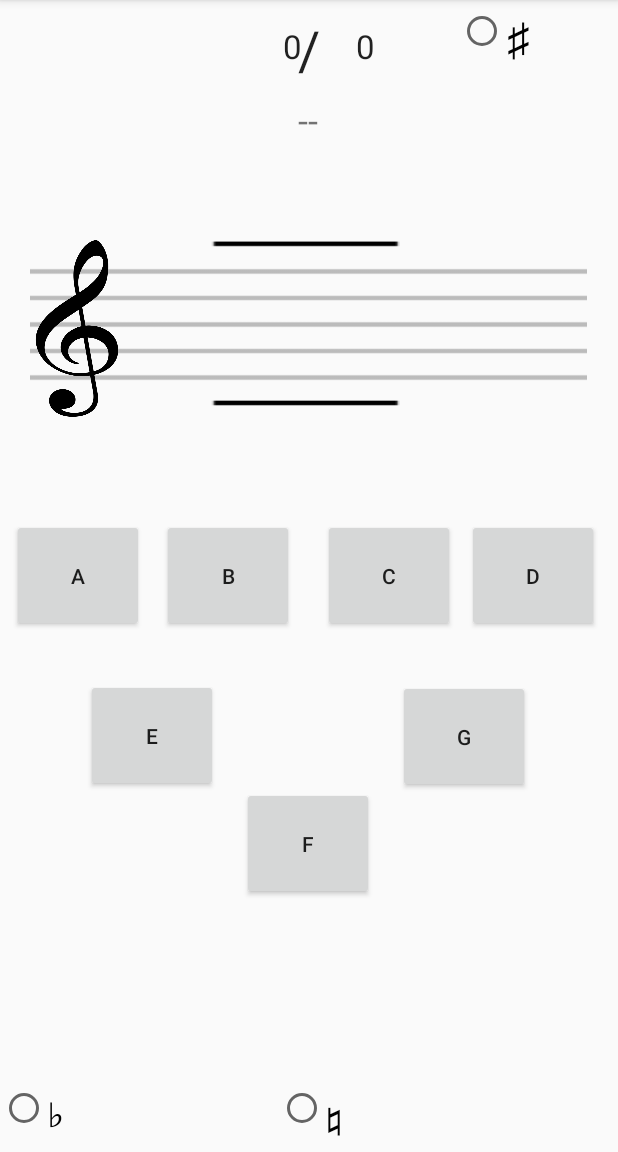
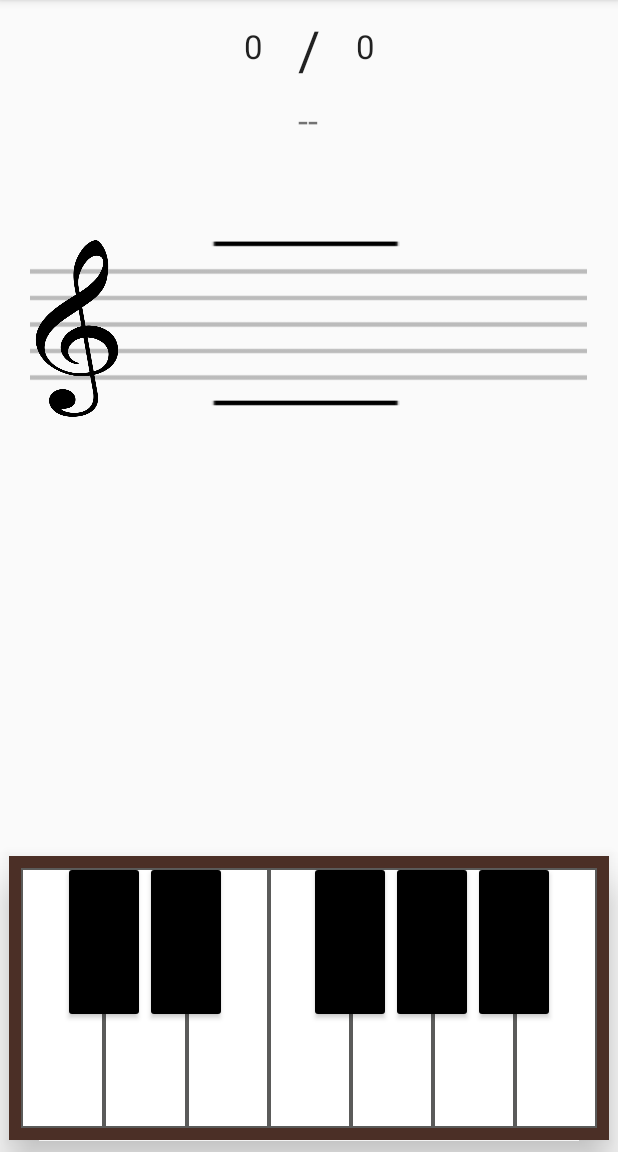
Before and after one commit to Bupenieks/MusicTester, an Android app: the ReadingTest screen opened directly, with no data from a screen before it, on a phone screen of 412 x 824 dp, the part 84-1236 px from its top. Run offline under Robolectric (Android 15) with nearby library versions, the light colour scheme and no system bars.

Commit message:
Updated UI with keyboard. Fixed answer check. Added feature to prevent testing the same note twice in a row.

```diff
--- a/app/src/main/java/com/ben/musictester/Home.java
+++ b/app/src/main/java/com/ben/musictester/Home.java
@@ -14,13 +14,13 @@
         setContentView(R.layout.activity_home);
     }
 
-    private void goToPitchTest(View view) {
+    public void goToPitchTest(View view) {
         Log.d("Home", "Pt Created");
         Intent intent = new Intent(this, PitchTest.class);
         startActivity(intent);
     }
 
-    private void goToReadingTest(View view) {
+    public void goToReadingTest(View view) {
         Log.d("Home", "Rt Created");
         Intent intent = new Intent(this, ReadingTest.class);
         startActivity(intent);
--- a/app/src/main/java/com/ben/musictester/ReadingTest.java
+++ b/app/src/main/java/com/ben/musictester/ReadingTest.java
@@ -45,6 +45,7 @@
 
     private int noteDecider;
     private int buttonPressed = 0;
+    private int lastNotePlayed;
 
     private String  answer;
     private boolean isCorrect;
@@ -95,13 +96,16 @@
     }
 
     private void initTest() {
+        buttonPressed = 0;
         noteImg.setY(NOTE_Y_START_POSITION);
         Random rand = new Random();
         noteDecider = rand.nextInt(NUM_NOTES);
+        while (lastNotePlayed == noteDecider)
+            noteDecider = rand.nextInt(NUM_NOTES);
         noteImg.setY(noteImg.getY() - NOTE_SPACING * noteDecider);
     }
 
-    private void beginTest() {
+    public void beginTest() {
 
         A.setOnClickListener(new View.OnClickListener() {
             public void onClick(View view) {
@@ -172,12 +176,14 @@
 
         numTestsReading++;
         isCorrect = false;
-        for (int i = 0; i < MAX_REPETITIONS; i += OCTAVE){
+        for (int i = 0; i < MAX_REPETITIONS * OCTAVE; i += OCTAVE){
             if (userChoice + i == noteDecider) {
                 scoreReading++;
                 isCorrect = true;
+                break;
             }
         }
+        lastNotePlayed = noteDecider;
         updateScores();
     }
 
--- /dev/null
+++ b/app/src/main/res/drawable/darker_button_gradient.xml
@@ -0,0 +1,13 @@
+<?xml version="1.0" encoding="utf-8"?>
+<layer-list xmlns:android="http://schemas.android.com/apk/res/android" >
+    <item>
+        <shape xmlns:android="http://schemas.android.com/apk/res/android">
+            <gradient android:angle="90" android:startColor="#FFFFFF" android:centerColor="#D1D1D1" android:endColor="#FFFFFF"/>
+            <stroke
+                android:width="1dp"
+                android:color="#5b5b5a" />
+
+
+        </shape>
+    </item>
+</layer-list>
--- /dev/null
+++ b/app/src/main/res/drawable/piano_black_key.xml
@@ -0,0 +1,11 @@
+<?xml version="1.0" encoding="utf-8"?>
+<shape xmlns:android="http://schemas.android.com/apk/res/android"
+    android:shape="rectangle" >
+
+    <solid android:color="#FFFFFF" />
+
+    <stroke
+        android:color="#FFFFFF"
+        android:width="1dp" />
+
+</shape>
--- /dev/null
+++ b/app/src/main/res/drawable/piano_natural_key_border.xml
@@ -0,0 +1,6 @@
+<?xml version="1.0" encoding="utf-8"?>
+
+<selector xmlns:android="http://schemas.android.com/apk/res/android">
+    <item android:state_pressed="false" android:drawable="@drawable/regular_button_layout" />
+    <item android:state_pressed="true" android:drawable="@drawable/darker_button_gradient" />
+</selector>
--- /dev/null
+++ b/app/src/main/res/drawable/regular_button_layout.xml
@@ -0,0 +1,11 @@
+<?xml version="1.0" encoding="utf-8"?>
+<shape xmlns:android="http://schemas.android.com/apk/res/android"
+    android:shape="rectangle" >
+
+    <solid android:color="#FFFFFF" />
+
+    <stroke
+        android:width="1dp"
+        android:color="#5b5b5a" />
+
+</shape>
--- a/app/src/main/res/layout/activity_reading_test.xml
+++ b/app/src/main/res/layout/activity_reading_test.xml
@@ -15,7 +15,8 @@
         android:text="0"
         android:textAppearance="@style/TextAppearance.AppCompat.Large"
         app:layout_constraintBaseline_toBaselineOf="@+id/curscore"
-        app:layout_constraintLeft_toRightOf="@+id/divider" />
+        app:layout_constraintLeft_toRightOf="@+id/divider"
+        android:layout_marginStart="21dp" />
 
     <TextView
         android:id="@+id/divider"
@@ -30,109 +31,10 @@
         app:layout_constraintTop_toTopOf="parent"
         android:layout_marginTop="8dp" />
 
-    <Button
-        android:id="@+id/buttonE"
-        android:layout_width="88dp"
-        android:layout_height="75dp"
-        android:layout_centerHorizontal="true"
-        android:text="E"
-        android:layout_marginTop="31dp"
-        app:layout_constraintTop_toBottomOf="@+id/buttonB"
-        app:layout_constraintRight_toLeftOf="@+id/buttonF"
-        android:layout_marginRight="8dp"
-        android:layout_marginLeft="8dp"
-        app:layout_constraintLeft_toLeftOf="parent"
-        app:layout_constraintHorizontal_bias="0.859" />
-
-    <Button
-        android:id="@+id/buttonF"
-        android:layout_width="88dp"
-        android:layout_height="75dp"
-        android:layout_toRightOf="@+id/buttonE"
-        android:text="F"
-        app:layout_constraintLeft_toLeftOf="parent"
-        app:layout_constraintRight_toRightOf="parent"
-        android:layout_marginTop="12dp"
-        app:layout_constraintTop_toBottomOf="@+id/buttonC"
-        app:layout_constraintHorizontal_bias="0.498"
-        android:layout_marginBottom="8dp"
-        app:layout_constraintBottom_toTopOf="@+id/radioButton"
-        app:layout_constraintVertical_bias="0.454" />
-
-    <Button
-        android:id="@+id/buttonG"
-        android:layout_width="88dp"
-        android:layout_height="75dp"
-        android:layout_toRightOf="@+id/buttonF"
-        android:text="G"
-        android:layout_marginTop="32dp"
-        app:layout_constraintTop_toBottomOf="@+id/buttonD"
-        app:layout_constraintLeft_toRightOf="@+id/buttonF"
-        android:layout_marginLeft="16dp" />
-
-    <Button
-        android:id="@+id/buttonD"
-        android:layout_width="88dp"
-        android:layout_height="75dp"
-        android:layout_alignBaseline="@+id/buttonB"
-        android:layout_alignBottom="@+id/buttonB"
-        android:layout_toEndOf="@+id/playbutton"
-        android:layout_toRightOf="@+id/playbutton"
-        android:text="D"
-        app:layout_constraintLeft_toRightOf="@+id/buttonC"
-        android:layout_marginLeft="8dp"
-        android:layout_marginRight="8dp"
-        app:layout_constraintRight_toRightOf="parent"
-        app:layout_constraintHorizontal_bias="0.0"
-        android:layout_marginTop="56dp"
-        app:layout_constraintTop_toBottomOf="@+id/ledgerline1" />
-
-    <Button
-        android:id="@+id/buttonC"
-        android:layout_width="88dp"
-        android:layout_height="75dp"
-        android:layout_below="@+id/playbutton"
-        android:layout_toLeftOf="@+id/buttonD"
-        android:layout_toStartOf="@+id/buttonD"
-        android:text="C"
-        app:layout_constraintLeft_toRightOf="@+id/buttonB"
-        android:layout_marginLeft="19dp"
-        android:layout_marginTop="56dp"
-        app:layout_constraintTop_toBottomOf="@+id/ledgerline1" />
-
-    <Button
-        android:id="@+id/buttonB"
-        android:layout_width="88dp"
-        android:layout_height="75dp"
-        android:layout_alignBaseline="@+id/buttonC"
-        android:layout_alignBottom="@+id/buttonC"
-        android:layout_toLeftOf="@+id/playbutton"
-        android:layout_toStartOf="@+id/playbutton"
-        android:text="B"
-        app:layout_constraintLeft_toRightOf="@+id/buttonA"
-        android:layout_marginLeft="12dp"
-        android:layout_marginTop="56dp"
-        app:layout_constraintTop_toBottomOf="@+id/ledgerline1" />
-
-    <Button
-        android:id="@+id/buttonA"
-        android:layout_width="88dp"
-        android:layout_height="75dp"
-        android:layout_above="@+id/buttonF"
-        android:layout_alignParentLeft="true"
-        android:layout_alignParentStart="true"
-        android:layout_marginStart="8dp"
-        android:text="A"
-        android:layout_marginLeft="16dp"
-        app:layout_constraintLeft_toLeftOf="parent"
-        android:layout_marginTop="56dp"
-        app:layout_constraintTop_toBottomOf="@+id/ledgerline1" />
-
     <TextView
         android:id="@+id/curscore"
         android:layout_width="34dp"
         android:layout_height="29dp"
-        android:layout_marginRight="-26dp"
         android:layout_marginTop="8dp"
         android:text="0"
         android:textAppearance="@style/TextAppearance.AppCompat.Large"
@@ -152,40 +54,6 @@
         app:layout_constraintRight_toRightOf="parent"
         app:layout_constraintTop_toBottomOf="@+id/divider" />
 
-    <RadioButton
-        android:id="@+id/radioButton"
-        android:layout_width="wrap_content"
-        android:layout_height="wrap_content"
-        android:text="♮"
-        android:textSize="30sp"
-        app:layout_constraintLeft_toLeftOf="parent"
-        app:layout_constraintRight_toRightOf="parent"
-        app:layout_constraintBottom_toBottomOf="parent"
-        app:layout_constraintHorizontal_bias="0.502"
-        android:layout_marginBottom="8dp" />
-
-    <RadioButton
-        android:id="@+id/radioButton3"
-        android:layout_width="wrap_content"
-        android:layout_height="wrap_content"
-        android:text="♯"
-        android:textSize="30sp"
-        app:layout_constraintRight_toRightOf="parent"
-        tools:layout_editor_absoluteY="559dp"
-        android:layout_marginRight="-1dp"
-        app:layout_constraintLeft_toRightOf="@+id/radioButton"
-        android:layout_marginLeft="8dp"
-        app:layout_constraintHorizontal_bias="0.539" />
-
-    <RadioButton
-        android:id="@+id/radioButton2"
-        android:layout_width="wrap_content"
-        android:layout_height="wrap_content"
-        android:text="♭"
-        android:textSize="30sp"
-        app:layout_constraintBaseline_toBaselineOf="@+id/radioButton"
-        tools:layout_editor_absoluteX="57dp" />
-
     <ImageView
         android:id="@+id/ledgerline1"
         android:layout_width="371dp"
@@ -197,7 +65,8 @@
         app:layout_constraintRight_toRightOf="parent"
         app:layout_constraintTop_toBottomOf="@+id/percentscore"
         app:srcCompat="@android:drawable/screen_background_light_transparent"
-        android:layout_marginLeft="8dp" />
+        android:layout_marginLeft="8dp"
+        android:layout_marginStart="8dp" />
 
     <ImageView
         android:id="@+id/trebleclef"
@@ -211,7 +80,7 @@
         app:layout_constraintRight_toRightOf="parent"
         app:layout_constraintTop_toBottomOf="@+id/percentscore"
         app:srcCompat="@android:drawable/screen_background_light_transparent"
-        tools:layout_editor_absoluteY="156dp" />
+        android:layout_marginStart="8dp" />
 
     <ImageView
         android:id="@+id/noteIV"
@@ -221,4 +90,176 @@
         tools:layout_editor_absoluteX="145dp"
         tools:layout_editor_absoluteY="201dp" />
 
+    <android.support.constraint.ConstraintLayout
+        android:layout_width="400dp"
+        android:layout_height="189dp"
+        android:layout_marginBottom="8dp"
+        android:layout_marginLeft="8dp"
+        android:layout_marginRight="8dp"
+        android:layout_marginTop="8dp"
+        android:background="#4b2f26"
+        android:elevation="16dp"
+        android:fadingEdge="horizontal|vertical"
+        app:layout_constraintBottom_toBottomOf="parent"
+        app:layout_constraintHorizontal_bias="0.6"
+        app:layout_constraintLeft_toLeftOf="parent"
+        app:layout_constraintRight_toRightOf="parent"
+        app:layout_constraintTop_toBottomOf="@+id/ledgerline1"
+        app:layout_constraintVertical_bias="1.0">
+
+        <LinearLayout
+            android:layout_width="0dp"
+            android:layout_height="0dp"
+            android:layout_marginBottom="8dp"
+            android:layout_marginEnd="8dp"
+            android:layout_marginLeft="8dp"
+            android:layout_marginRight="8dp"
+            android:layout_marginStart="8dp"
+            android:layout_marginTop="8dp"
+            android:layout_weight="1"
+            android:orientation="horizontal"
+            app:layout_constraintBottom_toBottomOf="parent"
+            app:layout_constraintLeft_toLeftOf="parent"
+            app:layout_constraintRight_toRightOf="parent"
+            app:layout_constraintTop_toTopOf="parent">
+
+            <Button
+                android:id="@+id/buttonC"
+                style="@style/Widget.AppCompat.Button"
+                android:layout_width="wrap_content"
+                android:layout_height="match_parent"
+                android:layout_weight="1"
+                android:background="@drawable/piano_natural_key_border"
+                android:fadingEdge="horizontal|vertical" />
+
+            <Button
+                android:id="@+id/buttonD"
+                style="@style/Widget.AppCompat.Button"
+                android:layout_width="wrap_content"
+                android:layout_height="match_parent"
+                android:layout_weight="1"
+                android:background="@drawable/piano_natural_key_border"
+                android:fadingEdge="horizontal|vertical" />
+
+            <Button
+                android:id="@+id/buttonE"
+                style="@style/Widget.AppCompat.Button"
+                android:layout_width="wrap_content"
+                android:layout_height="match_parent"
+                android:layout_weight="1"
+                android:background="@drawable/piano_natural_key_border"
+                android:fadingEdge="horizontal|vertical" />
+
+            <Button
+                android:id="@+id/buttonF"
+                style="@style/Widget.AppCompat.Button"
+                android:layout_width="wrap_content"
+                android:layout_height="match_parent"
+                android:layout_weight="1"
+                android:background="@drawable/piano_natural_key_border"
+                android:fadingEdge="horizontal|vertical" />
+
+            <Button
+                android:id="@+id/buttonG"
+                style="@style/Widget.AppCompat.Button"
+                android:layout_width="wrap_content"
+                android:layout_height="match_parent"
+                android:layout_weight="1"
+                android:background="@drawable/piano_natural_key_border"
+                android:fadingEdge="horizontal|vertical" />
+
+            <Button
+                android:id="@+id/buttonA"
+                style="@style/Widget.AppCompat.Button"
+                android:layout_width="wrap_content"
+                android:layout_height="match_parent"
+                android:layout_weight="1"
+                android:background="@drawable/piano_natural_key_border"
+                android:fadingEdge="horizontal|vertical" />
+
+            <Button
+                android:id="@+id/buttonB"
+                style="@style/Widget.AppCompat.Button"
+                android:layout_width="wrap_content"
+                android:layout_height="match_parent"
+                android:layout_weight="1"
+                android:background="@drawable/piano_natural_key_border"
+                android:fadingEdge="horizontal|vertical" />
+
+        </LinearLayout>
+
+        <LinearLayout
+            android:layout_width="328dp"
+            android:layout_height="108dp"
+            android:layout_marginBottom="94dp"
+            android:layout_marginEnd="8dp"
+            android:layout_marginLeft="8dp"
+            android:layout_marginRight="8dp"
+            android:layout_marginStart="8dp"
+            android:layout_marginTop="8dp"
+            android:orientation="horizontal"
+            app:layout_constraintBottom_toBottomOf="parent"
+            app:layout_constraintLeft_toLeftOf="parent"
+            app:layout_constraintRight_toRightOf="parent"
+            app:layout_constraintTop_toTopOf="parent"
+            app:layout_constraintVertical_bias="0.233">
+
+            <Button
+                android:id="@+id/buttonDb"
+                style="@style/Widget.AppCompat.Button"
+                android:layout_width="wrap_content"
+                android:layout_height="match_parent"
+                android:layout_weight="1"
+                android:backgroundTint="@android:color/black"
+                android:fadingEdge="horizontal|vertical" />
+
+            <Button
+                android:id="@+id/buttonEb"
+                style="@style/Widget.AppCompat.Button"
+                android:layout_width="wrap_content"
+                android:layout_height="match_parent"
+                android:layout_weight="1"
+                android:backgroundTint="@android:color/black"
+                android:fadingEdge="horizontal|vertical" />
+
+            <Button
+                android:id="@+id/invisButton"
+                style="@style/Widget.AppCompat.Button"
+                android:layout_width="wrap_content"
+                android:layout_height="match_parent"
+                android:layout_weight="1"
+                android:background="@android:color/transparent"
+                android:fadingEdge="horizontal|vertical" />
+
+            <Button
+                android:id="@+id/buttonGb"
+                style="@style/Widget.AppCompat.Button"
+                android:layout_width="wrap_content"
+                android:layout_height="match_parent"
+                android:layout_weight="1"
+                android:backgroundTint="@android:color/black"
+                android:fadingEdge="horizontal|vertical" />
+
+            <Button
+                android:id="@+id/buttonAb"
+                style="@style/Widget.AppCompat.Button"
+                android:layout_width="wrap_content"
+                android:layout_height="match_parent"
+                android:layout_weight="1"
+                android:backgroundTint="@android:color/black"
+                android:fadingEdge="horizontal|vertical" />
+
+            <Button
+                android:id="@+id/buttonBb"
+                style="@style/Widget.AppCompat.Button"
+                android:layout_width="wrap_content"
+                android:layout_height="match_parent"
+                android:layout_weight="1"
+                android:backgroundTint="@android:color/black"
+                android:fadingEdge="horizontal|vertical" />
+
+        </LinearLayout>
+
+    </android.support.constraint.ConstraintLayout>
+
 </android.support.constraint.ConstraintLayout>
```
Also changed, not shown: 121 other files.
